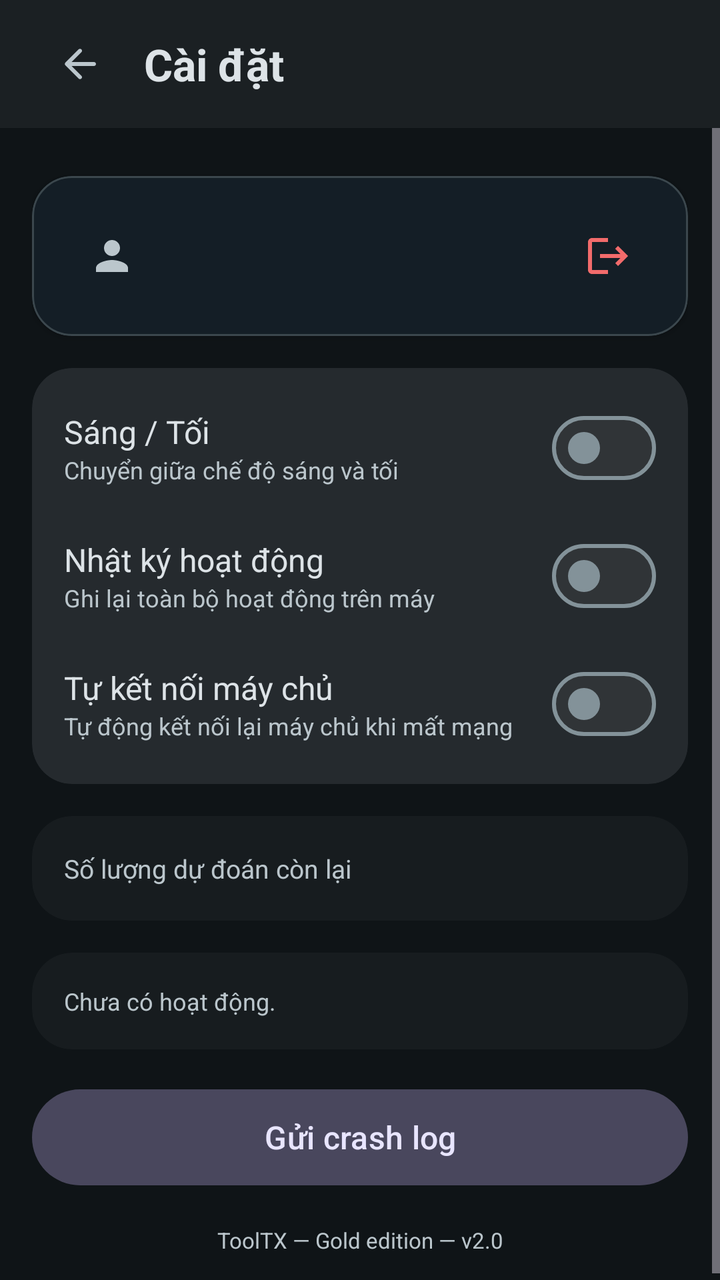
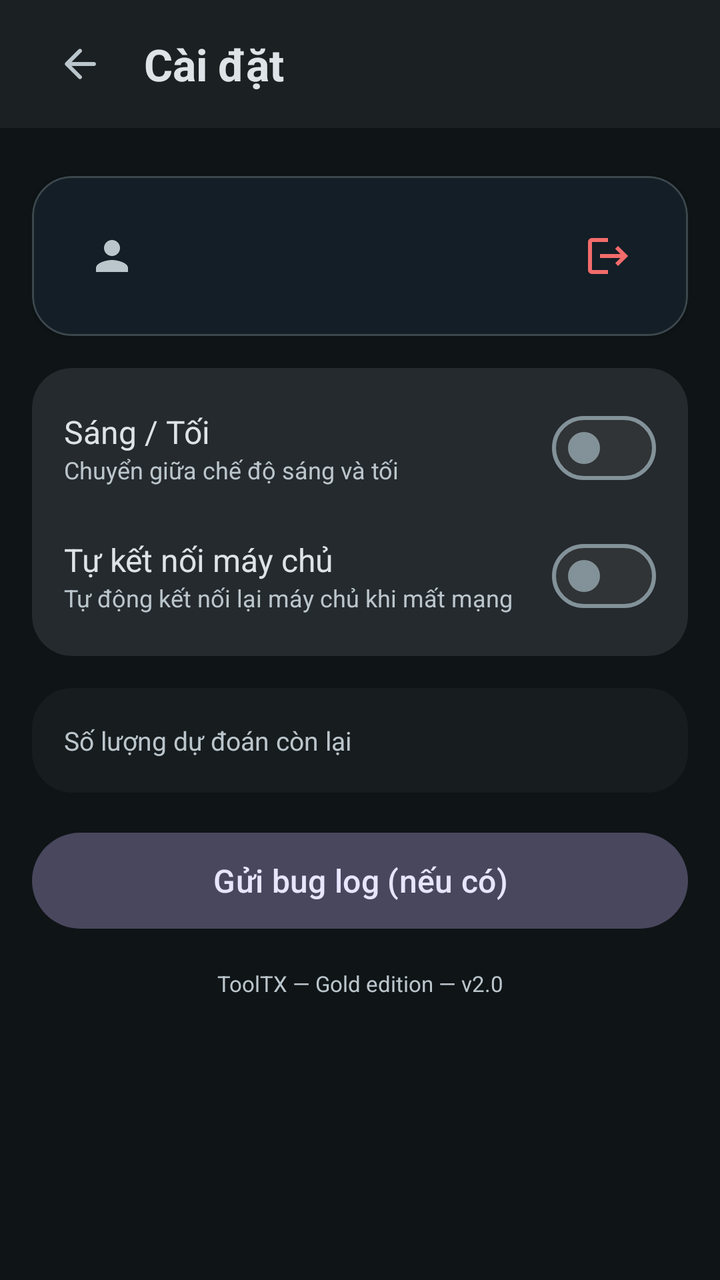

Screens rendered from an Android XML layout before and after an edit, with the pre-edit source and the edit as a unified diff.
<!-- AndroidManifest.xml: application theme Theme.ToolTX -->
<!-- res/layout/fragment_settings.xml -->
<?xml version="1.0" encoding="utf-8"?>
<LinearLayout xmlns:android="http://schemas.android.com/apk/res/android"
    xmlns:app="http://schemas.android.com/apk/res-auto"
    android:layout_width="match_parent"
    android:layout_height="match_parent"
    android:background="@color/surface"
    android:orientation="vertical">

    <LinearLayout
        android:layout_width="match_parent"
        android:layout_height="@dimen/bar_height"
        android:background="@color/surfaceContainer"
        android:gravity="center_vertical"
        android:orientation="horizontal"
        android:paddingHorizontal="@dimen/spacing_lg">

        <ImageButton
            android:id="@+id/btn_back"
            android:layout_width="48dp"
            android:layout_height="48dp"
            android:background="?attr/selectableItemBackgroundBorderless"
            android:contentDescription="@string/nav_home"
            android:padding="@dimen/spacing_xs"
            android:src="@drawable/ic_arrow_left"
            android:tint="@color/onSurfaceVariant" />

        <TextView
            android:layout_width="0dp"
            android:layout_height="wrap_content"
            android:layout_marginStart="@dimen/spacing_sm"
            android:layout_weight="1"
            android:text="@string/settings"
            android:textColor="@color/onSurface"
            android:textSize="22sp"
            android:textStyle="bold" />

    </LinearLayout>

    <ScrollView
        android:layout_width="match_parent"
        android:layout_height="match_parent"
        android:background="@color/surface"
        android:fillViewport="true">

        <LinearLayout
            android:layout_width="match_parent"
            android:layout_height="wrap_content"
            android:orientation="vertical"
            android:padding="@dimen/spacing_lg">

            <com.google.android.material.card.MaterialCardView
                android:layout_width="match_parent"
                android:layout_height="wrap_content"
                android:layout_marginTop="@dimen/spacing_sm"
                app:cardCornerRadius="@dimen/card_radius"
                app:cardElevation="2dp">

                <LinearLayout
                    android:layout_width="match_parent"
                    android:layout_height="wrap_content"
                    android:gravity="center_vertical"
                    android:orientation="horizontal"
                    android:padding="@dimen/card_padding">

                    <ImageButton
                        android:layout_width="48dp"
                        android:layout_height="48dp"
                        android:background="?attr/selectableItemBackgroundBorderless"
                        android:contentDescription="@string/username_hint"
                        android:padding="@dimen/spacing_xs"
                        android:src="@drawable/ic_person"
                        android:tint="@color/onSurfaceVariant" />

                    <LinearLayout
                        android:layout_width="0dp"
                        android:layout_height="wrap_content"
                        android:layout_marginStart="@dimen/spacing_sm"
                        android:layout_weight="1"
                        android:orientation="vertical">

                        <TextView
                            android:id="@+id/tv_profile_name"
                            android:layout_width="match_parent"
                            android:layout_height="wrap_content"
                            android:maxLines="1"
                            android:textColor="@color/onSurface"
                            android:textSize="18sp"
                            android:textStyle="bold" />

                        <TextView
                            android:id="@+id/tv_profile_uid"
                            android:layout_width="match_parent"
                            android:layout_height="wrap_content"
                            android:layout_marginTop="@dimen/spacing_xs"
                            android:maxLines="1"
                            android:textColor="@color/onSurfaceVariant"
                            android:textSize="12sp" />

                    </LinearLayout>

                    <ImageButton
                        android:id="@+id/btn_logout"
                        android:layout_width="48dp"
                        android:layout_height="48dp"
                        android:background="?attr/selectableItemBackgroundBorderless"
                        android:contentDescription="@string/logout"
                        android:padding="@dimen/spacing_xs"
                        android:src="@drawable/ic_logout"
                        android:tint="@color/error" />

                </LinearLayout>
            </com.google.android.material.card.MaterialCardView>

            <com.google.android.material.card.MaterialCardView
                android:layout_width="match_parent"
                android:layout_height="wrap_content"
                android:layout_marginTop="@dimen/spacing_lg"
                app:cardBackgroundColor="@color/surfaceContainerHigh"
                app:cardCornerRadius="@dimen/card_radius"
                app:cardElevation="0dp"
                app:strokeWidth="0dp">

                <LinearLayout
                    android:layout_width="match_parent"
                    android:layout_height="wrap_content"
                    android:orientation="vertical"
                    android:paddingHorizontal="@dimen/card_padding"
                    android:paddingVertical="@dimen/spacing_sm">

                    <LinearLayout
                        android:layout_width="match_parent"
                        android:layout_height="wrap_content"
                        android:gravity="center_vertical"
                        android:orientation="horizontal"
                        android:paddingVertical="@dimen/spacing_sm">

                        <LinearLayout
                            android:layout_width="0dp"
                            android:layout_height="wrap_content"
                            android:layout_weight="1"
                            android:orientation="vertical">

                            <TextView
                                android:layout_width="match_parent"
                                android:layout_height="wrap_content"
                                android:text="@string/dark_mode"
                                android:textColor="@color/onSurface"
                                android:textSize="16sp" />

                            <TextView
                                android:layout_width="match_parent"
                                android:layout_height="wrap_content"
                                android:text="Chuyển giữa chế độ sáng và tối"
                                android:textColor="@color/onSurfaceVariant"
                                android:textSize="12sp" />

                        </LinearLayout>

                        <com.google.android.material.materialswitch.MaterialSwitch
                            android:id="@+id/switch_dark"
                            android:layout_width="wrap_content"
                            android:layout_height="wrap_content"
                            android:layout_marginStart="@dimen/spacing_md" />

                    </LinearLayout>

                    <LinearLayout
                        android:layout_width="match_parent"
                        android:layout_height="wrap_content"
                        android:gravity="center_vertical"
                        android:orientation="horizontal"
                        android:paddingVertical="@dimen/spacing_sm">

                        <LinearLayout
                            android:layout_width="0dp"
                            android:layout_height="wrap_content"
                            android:layout_weight="1"
                            android:orientation="vertical">

                            <TextView
                                android:layout_width="match_parent"
                                android:layout_height="wrap_content"
                                android:text="@string/activity_log"
                                android:textColor="@color/onSurface"
                                android:textSize="16sp" />

                            <TextView
                                android:layout_width="match_parent"
                                android:layout_height="wrap_content"
                                android:text="Ghi lại toàn bộ hoạt động trên máy"
                                android:textColor="@color/onSurfaceVariant"
                                android:textSize="12sp" />

                        </LinearLayout>

                        <com.google.android.material.materialswitch.MaterialSwitch
                            android:id="@+id/switch_log"
                            android:layout_width="wrap_content"
                            android:layout_height="wrap_content"
                            android:layout_marginStart="@dimen/spacing_md" />

                    </LinearLayout>

                    <LinearLayout
                        android:layout_width="match_parent"
                        android:layout_height="wrap_content"
                        android:gravity="center_vertical"
                        android:orientation="horizontal"
                        android:paddingVertical="@dimen/spacing_sm">

                        <LinearLayout
                            android:layout_width="0dp"
                            android:layout_height="wrap_content"
                            android:layout_weight="1"
                            android:orientation="vertical">

                            <TextView
                                android:layout_width="match_parent"
                                android:layout_height="wrap_content"
                                android:text="@string/auto_connect"
                                android:textColor="@color/onSurface"
                                android:textSize="16sp" />

                            <TextView
                                android:layout_width="match_parent"
                                android:layout_height="wrap_content"
                                android:text="Tự động kết nối lại máy chủ khi mất mạng"
                                android:textColor="@color/onSurfaceVariant"
                                android:textSize="12sp" />

                        </LinearLayout>

                        <com.google.android.material.materialswitch.MaterialSwitch
                            android:id="@+id/switch_auto"
                            android:layout_width="wrap_content"
                            android:layout_height="wrap_content"
                            android:layout_marginStart="@dimen/spacing_md" />

                    </LinearLayout>

                </LinearLayout>
            </com.google.android.material.card.MaterialCardView>

            <com.google.android.material.card.MaterialCardView
                android:layout_width="match_parent"
                android:layout_height="wrap_content"
                android:layout_marginTop="@dimen/spacing_lg"
                app:cardBackgroundColor="@color/surfaceContainerLow"
                app:cardCornerRadius="@dimen/card_radius"
                app:cardElevation="0dp"
                app:strokeWidth="0dp">

                <LinearLayout
                    android:layout_width="match_parent"
                    android:layout_height="wrap_content"
                    android:gravity="center_vertical"
                    android:orientation="horizontal"
                    android:padding="@dimen/card_padding">

                    <TextView
                        android:layout_width="0dp"
                        android:layout_height="wrap_content"
                        android:layout_weight="1"
                        android:text="@string/predictions_left"
                        android:textColor="@color/onSurfaceVariant"
                        android:textSize="13sp" />

                    <TextView
                        android:id="@+id/tv_picks"
                        android:layout_width="120dp"
                        android:layout_height="wrap_content"
                        android:layout_marginStart="@dimen/spacing_md"
                        android:gravity="end"
                        android:textColor="@color/onSurface"
                        android:textSize="15sp"
                        android:textStyle="bold" />

                </LinearLayout>
            </com.google.android.material.card.MaterialCardView>

            <com.google.android.material.card.MaterialCardView
                android:id="@+id/card_log"
                android:layout_width="match_parent"
                android:layout_height="wrap_content"
                android:layout_marginTop="@dimen/spacing_lg"
                app:cardBackgroundColor="@color/surfaceContainerLow"
                app:cardCornerRadius="@dimen/card_radius"
                app:cardElevation="0dp"
                app:strokeWidth="0dp">

                <TextView
                    android:id="@+id/tv_log"
                    android:layout_width="match_parent"
                    android:layout_height="wrap_content"
                    android:padding="@dimen/card_padding"
                    android:text="@string/no_activity"
                    android:textColor="@color/onSurfaceVariant"
                    android:textSize="12sp" />

            </com.google.android.material.card.MaterialCardView>

            <com.google.android.material.button.MaterialButton
                android:id="@+id/btn_crash"
                android:layout_width="match_parent"
                android:layout_height="@dimen/btn_height"
                android:layout_marginTop="@dimen/spacing_lg"
                android:text="@string/send_crash_log"
                android:textColor="@color/onTertiaryContainer"
                android:textSize="16sp"
                app:backgroundTint="@color/tertiaryContainer"
                app:cornerRadius="@dimen/btn_height" />

            <TextView
                android:layout_width="match_parent"
                android:layout_height="wrap_content"
                android:layout_marginTop="@dimen/spacing_lg"
                android:gravity="center"
                android:text="@string/version"
                android:textColor="@color/onSurfaceVariant"
                android:textSize="11sp" />

        </LinearLayout>
    </ScrollView>
</LinearLayout>
<!-- resources referenced by this layout -->
<resources>
  <color name="error">#FFF26B6B</color>
  <color name="onSurface">#FFDDE3E7</color>
  <color name="onSurfaceVariant">#FFBBC6CC</color>
  <color name="onTertiaryContainer">#FFE8E5FF</color>
  <color name="surface">#FF0F1417</color>
  <color name="surfaceContainer">#FF1B2023</color>
  <color name="surfaceContainerHigh">#FF252A2E</color>
  <color name="surfaceContainerLow">#FF171C1F</color>
  <color name="tertiaryContainer">#FF49475D</color>
  <dimen name="bar_height">64dp</dimen>
  <dimen name="btn_height">56dp</dimen>
  <dimen name="card_padding">16dp</dimen>
  <dimen name="card_radius">20dp</dimen>
  <dimen name="spacing_lg">16dp</dimen>
  <dimen name="spacing_md">12dp</dimen>
  <dimen name="spacing_sm">8dp</dimen>
  <dimen name="spacing_xs">4dp</dimen>
  <string name="activity_log">Nhật ký hoạt động</string>
  <string name="auto_connect">Tự kết nối máy chủ</string>
  <string name="dark_mode">Sáng / Tối</string>
  <string name="logout">Đăng xuất</string>
  <string name="nav_home">Trang chủ</string>
  <string name="no_activity">Chưa có hoạt động.</string>
  <string name="send_crash_log">Gửi crash log</string>
  <string name="settings">Cài đặt</string>
  <string name="username_hint">Tên đăng nhập</string>
  <string name="version">ToolTX — Gold edition — v2.0</string>
  <style name="Theme.ToolTX" parent="Theme.Material3.Dark.NoActionBar">
          <item name="colorPrimary">@color/primary</item>
          <item name="colorOnPrimary">@color/onPrimary</item>
          <item name="colorPrimaryContainer">@color/primaryContainer</item>
          <item name="colorOnPrimaryContainer">@color/onPrimaryContainer</item>
          <item name="colorSecondary">@color/secondary</item>
          <item name="colorSecondaryContainer">@color/secondaryContainer</item>
          <item name="colorOnSecondaryContainer">@color/onSecondaryContainer</item>
          <item name="colorTertiary">@color/tertiary</item>
          <item name="colorTertiaryContainer">@color/tertiaryContainer</item>
          <item name="colorOnTertiaryContainer">@color/onTertiaryContainer</item>
          <item name="android:colorBackground">@color/background</item>
          <item name="colorSurface">@color/surface</item>
          <item name="colorOnSurface">@color/onSurface</item>
          <item name="colorOnSurfaceVariant">@color/onSurfaceVariant</item>
          <item name="colorSurfaceContainer">@color/surfaceContainer</item>
          <item name="colorSurfaceContainerHigh">@color/surfaceContainerHigh</item>
          <item name="colorSurfaceContainerHighest">@color/surfaceContainerHighest</item>
          <item name="colorOutline">@color/outline</item>
          <item name="colorOutlineVariant">@color/outlineVariant</item>
          <item name="colorError">@color/error</item>
          <item name="colorOnError">@color/onError</item>
          <item name="colorErrorContainer">@color/errorContainer</item>
          <item name="colorOnErrorContainer">@color/onErrorContainer</item>
          <item name="android:statusBarColor">@android:color/transparent</item>
          <item name="android:navigationBarColor">@android:color/transparent</item>
          <item name="android:windowLightStatusBar">false</item>
          <item name="android:windowLightNavigationBar">false</item>
      </style>
  <color name="primary">#FF62A8F7</color>
  <color name="onPrimary">#FF042E46</color>
  <color name="primaryContainer">#FF0C496E</color>
  <color name="onPrimaryContainer">#FFC3E9FF</color>
  <color name="secondary">#FFB0C8D5</color>
  <color name="secondaryContainer">#FF314A58</color>
  <color name="onSecondaryContainer">#FFCBEAFF</color>
  <color name="tertiary">#FF49475D</color>
  <color name="background">#FF0F1417</color>
  <color name="surfaceContainerHighest">#FF303437</color>
  <color name="outline">#FF839299</color>
  <color name="outlineVariant">#FF3B474D</color>
  <color name="onError">#FF601410</color>
  <color name="errorContainer">#FF8C1D15</color>
  <color name="onErrorContainer">#FFF9D9D7</color>
  <!-- unchanged entries left out for length: 4 -->
</resources>

<!-- the commit's change to res/layout/fragment_settings.xml (unified diff, before → after) -->
@@ -180,43 +180,6 @@
                             <TextView
                                 android:layout_width="match_parent"
                                 android:layout_height="wrap_content"
-                                android:text="@string/activity_log"
-                                android:textColor="@color/onSurface"
-                                android:textSize="16sp" />
-
-                            <TextView
-                                android:layout_width="match_parent"
-                                android:layout_height="wrap_content"
-                                android:text="Ghi lại toàn bộ hoạt động trên máy"
-                                android:textColor="@color/onSurfaceVariant"
-                                android:textSize="12sp" />
-
-                        </LinearLayout>
-
-                        <com.google.android.material.materialswitch.MaterialSwitch
-                            android:id="@+id/switch_log"
-                            android:layout_width="wrap_content"
-                            android:layout_height="wrap_content"
-                            android:layout_marginStart="@dimen/spacing_md" />
-
-                    </LinearLayout>
-
-                    <LinearLayout
-                        android:layout_width="match_parent"
-                        android:layout_height="wrap_content"
-                        android:gravity="center_vertical"
-                        android:orientation="horizontal"
-                        android:paddingVertical="@dimen/spacing_sm">
-
-                        <LinearLayout
-                            android:layout_width="0dp"
-                            android:layout_height="wrap_content"
-                            android:layout_weight="1"
-                            android:orientation="vertical">
-
-                            <TextView
-                                android:layout_width="match_parent"
-                                android:layout_height="wrap_content"
                                 android:text="@string/auto_connect"
                                 android:textColor="@color/onSurface"
                                 android:textSize="16sp" />
@@ -278,33 +241,12 @@
                 </LinearLayout>
             </com.google.android.material.card.MaterialCardView>
 
-            <com.google.android.material.card.MaterialCardView
-                android:id="@+id/card_log"
-                android:layout_width="match_parent"
-                android:layout_height="wrap_content"
-                android:layout_marginTop="@dimen/spacing_lg"
-                app:cardBackgroundColor="@color/surfaceContainerLow"
-                app:cardCornerRadius="@dimen/card_radius"
-                app:cardElevation="0dp"
-                app:strokeWidth="0dp">
-
-                <TextView
-                    android:id="@+id/tv_log"
-                    android:layout_width="match_parent"
-                    android:layout_height="wrap_content"
-                    android:padding="@dimen/card_padding"
-                    android:text="@string/no_activity"
-                    android:textColor="@color/onSurfaceVariant"
-                    android:textSize="12sp" />
-
-            </com.google.android.material.card.MaterialCardView>
-
             <com.google.android.material.button.MaterialButton
                 android:id="@+id/btn_crash"
                 android:layout_width="match_parent"
                 android:layout_height="@dimen/btn_height"
                 android:layout_marginTop="@dimen/spacing_lg"
-                android:text="@string/send_crash_log"
+                android:text="Gửi bug log (nếu có)"
                 android:textColor="@color/onTertiaryContainer"
                 android:textSize="16sp"
                 app:backgroundTint="@color/tertiaryContainer"
<!-- resource entries referenced after the edit -->
@@ -17,13 +17,10 @@
   <dimen name="spacing_md">12dp</dimen>
   <dimen name="spacing_sm">8dp</dimen>
   <dimen name="spacing_xs">4dp</dimen>
-  <string name="activity_log">Nhật ký hoạt động</string>
   <string name="auto_connect">Tự kết nối máy chủ</string>
   <string name="dark_mode">Sáng / Tối</string>
   <string name="logout">Đăng xuất</string>
   <string name="nav_home">Trang chủ</string>
-  <string name="no_activity">Chưa có hoạt động.</string>
-  <string name="send_crash_log">Gửi crash log</string>
   <string name="settings">Cài đặt</string>
   <string name="username_hint">Tên đăng nhập</string>
   <string name="version">ToolTX — Gold edition — v2.0</string>
@@ -52,7 +49,7 @@
           <item name="colorErrorContainer">@color/errorContainer</item>
           <item name="colorOnErrorContainer">@color/onErrorContainer</item>
           <item name="android:statusBarColor">@android:color/transparent</item>
-          <item name="android:navigationBarColor">@android:color/transparent</item>
+          <item name="android:navigationBarColor">@color/surfaceContainer</item>
           <item name="android:windowLightStatusBar">false</item>
           <item name="android:windowLightNavigationBar">false</item>
       </style>
